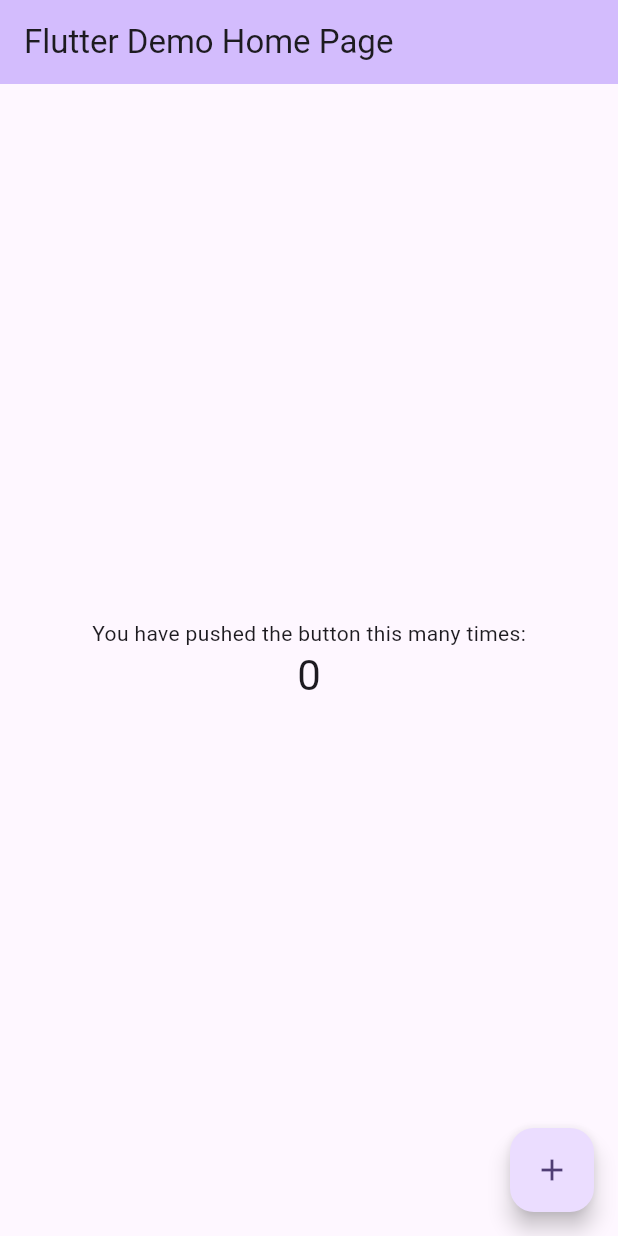
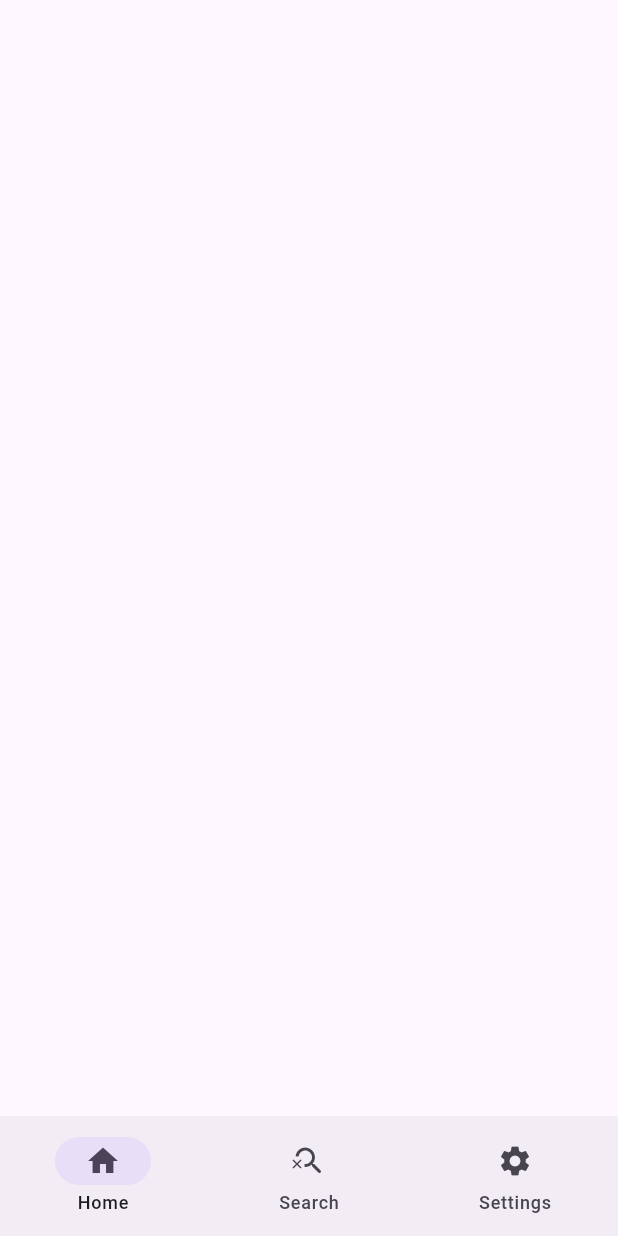
Before and after one commit to StudioZERONE/study_flutter_08_codingchef09_material3, a Flutter app: the screen it shows after launch, on a phone screen of 412 x 824 dp. Run offline on Flutter 3.47's test engine with Material 2 defaults, Android fonts, the light colour scheme and no system bars.

Commit message:
NavigationBar 세팅

```diff
--- a/lib/main.dart
+++ b/lib/main.dart
@@ -1,4 +1,5 @@
 import 'package:flutter/material.dart';
+import 'package:study_flutter_08_codingchef09_material3/navigation.dart';
 
 void main() {
   runApp(const MyApp());
@@ -13,21 +14,6 @@
     return MaterialApp(
       title: 'Flutter Demo',
       theme: ThemeData(
-        // This is the theme of your application.
-        //
-        // TRY THIS: Try running your application with "flutter run". You'll see
-        // the application has a blue toolbar. Then, without quitting the app,
-        // try changing the seedColor in the colorScheme below to Colors.green
-        // and then invoke "hot reload" (save your changes or press the "hot
-        // reload" button in a Flutter-supported IDE, or press "r" if you used
-        // the command line to start the app).
-        //
-        // Notice that the counter didn't reset back to zero; the application
-        // state is not lost during the reload. To reset the state, use hot
-        // restart instead.
-        //
-        // This works for code too, not just values: Most code changes can be
-        // tested with just a hot reload.
         colorScheme: ColorScheme.fromSeed(seedColor: Colors.deepPurple),
         brightness: Brightness.light,
         useMaterial3: true,
@@ -37,95 +23,7 @@
         brightness: Brightness.dark,
       ),
       themeMode: ThemeMode.system,
-      home: const MyHomePage(title: 'Flutter Demo Home Page'),
+      home: const Navigation(),
     );
   }
 }
-
-class MyHomePage extends StatefulWidget {
-  const MyHomePage({super.key, required this.title});
-
-  // This widget is the home page of your application. It is stateful, meaning
-  // that it has a State object (defined below) that contains fields that affect
-  // how it looks.
-
-  // This class is the configuration for the state. It holds the values (in this
-  // case the title) provided by the parent (in this case the App widget) and
-  // used by the build method of the State. Fields in a Widget subclass are
-  // always marked "final".
-
-  final String title;
-
-  @override
-  State<MyHomePage> createState() => _MyHomePageState();
-}
-
-class _MyHomePageState extends State<MyHomePage> {
-  int _counter = 0;
-
-  void _incrementCounter() {
-    setState(() {
-      // This call to setState tells the Flutter framework that something has
-      // changed in this State, which causes it to rerun the build method below
-      // so that the display can reflect the updated values. If we changed
-      // _counter without calling setState(), then the build method would not be
-      // called again, and so nothing would appear to happen.
-      _counter++;
-    });
-  }
-
-  @override
-  Widget build(BuildContext context) {
-    // This method is rerun every time setState is called, for instance as done
-    // by the _incrementCounter method above.
-    //
-    // The Flutter framework has been optimized to make rerunning build methods
-    // fast, so that you can just rebuild anything that needs updating rather
-    // than having to individually change instances of widgets.
-    return Scaffold(
-      appBar: AppBar(
-        // TRY THIS: Try changing the color here to a specific color (to
-        // Colors.amber, perhaps?) and trigger a hot reload to see the AppBar
-        // change color while the other colors stay the same.
-        backgroundColor: Theme.of(context).colorScheme.inversePrimary,
-        // Here we take the value from the MyHomePage object that was created by
-        // the App.build method, and use it to set our appbar title.
-        title: Text(widget.title),
-      ),
-      body: Center(
-        // Center is a layout widget. It takes a single child and positions it
-        // in the middle of the parent.
-        child: Column(
-          // Column is also a layout widget. It takes a list of children and
-          // arranges them vertically. By default, it sizes itself to fit its
-          // children horizontally, and tries to be as tall as its parent.
-          //
-          // Column has various properties to control how it sizes itself and
-          // how it positions its children. Here we use mainAxisAlignment to
-          // center the children vertically; the main axis here is the vertical
-          // axis because Columns are vertical (the cross axis would be
-          // horizontal).
-          //
-          // TRY THIS: Invoke "debug painting" (choose the "Toggle Debug Paint"
-          // action in the IDE, or press "p" in the console), to see the
-          // wireframe for each widget.
-          mainAxisAlignment: MainAxisAlignment.center,
-          children: <Widget>[
-            const Text(
-              'You have pushed the button this many times:',
-            ),
-            Text(
-              '$_counter',
-              style: Theme.of(context).textTheme.headlineMedium,
-            ),
-          ],
-        ),
-      ),
-      floatingActionButton: FloatingActionButton(
-        onPressed: _incrementCounter,
-        tooltip: 'Increment',
-        child: const Icon(Icons.add),
-      ), // This trailing comma makes auto-formatting nicer for build methods.
-    );
-  }
-}
--- /dev/null
+++ b/lib/navigation.dart
@@ -0,0 +1,50 @@
+import 'package:flutter/material.dart';
+
+class Navigation extends StatefulWidget {
+  const Navigation({super.key});
+
+  @override
+  State<Navigation> createState() => _NavigationState();
+}
+
+class _NavigationState extends State<Navigation> {
+  int selectedIndex = 0;
+
+  @override
+  Widget build(BuildContext context) {
+    return Scaffold(
+      bottomNavigationBar: NavigationBar(
+        selectedIndex: selectedIndex,
+        onDestinationSelected: (value) => setState(() {
+          selectedIndex = value;
+        }),
+        destinations: [
+          NavigationDestination(
+            icon: const Icon(Icons.home),
+            label: "Home",
+            selectedIcon: Icon(
+              Icons.home,
+              color: Theme.of(context).colorScheme.onSecondaryContainer,
+            ),
+          ),
+          NavigationDestination(
+            icon: const Icon(Icons.search_off_rounded),
+            label: "Search",
+            selectedIcon: Icon(
+              Icons.search_off_rounded,
+              color: Theme.of(context).colorScheme.onSecondaryContainer,
+            ),
+          ),
+          NavigationDestination(
+            icon: const Icon(Icons.settings),
+            label: "Settings",
+            selectedIcon: Icon(
+              Icons.settings,
+              color: Theme.of(context).colorScheme.onSecondaryContainer,
+            ),
+          ),
+        ],
+      ),
+    );
+  }
+}
```
